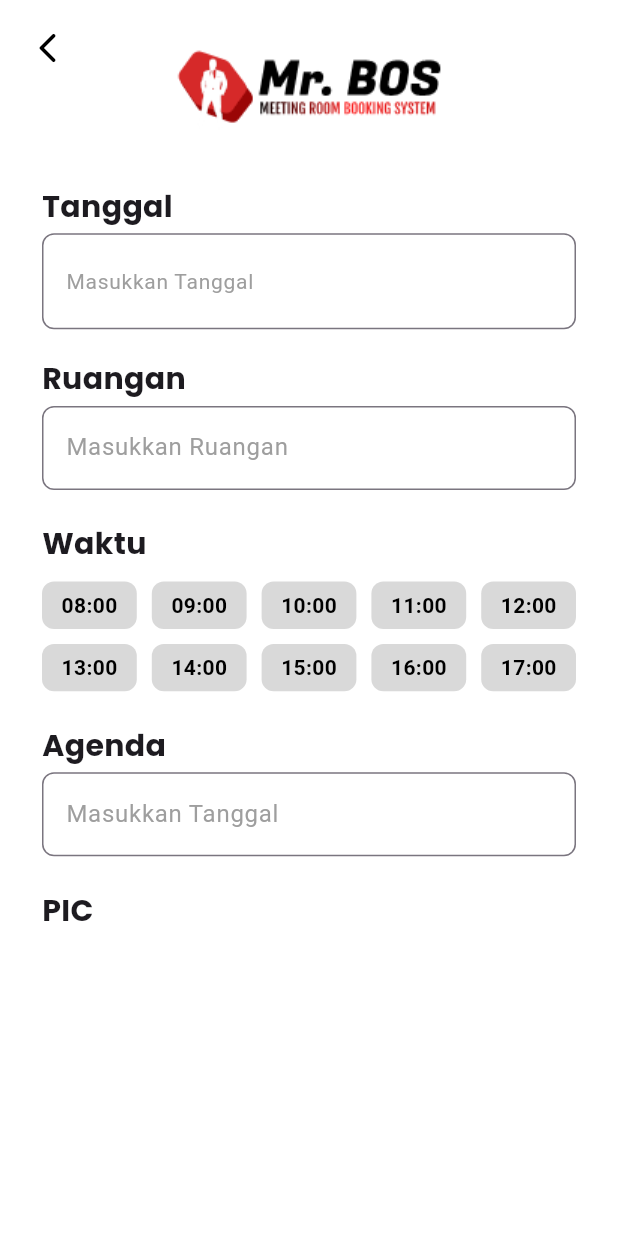
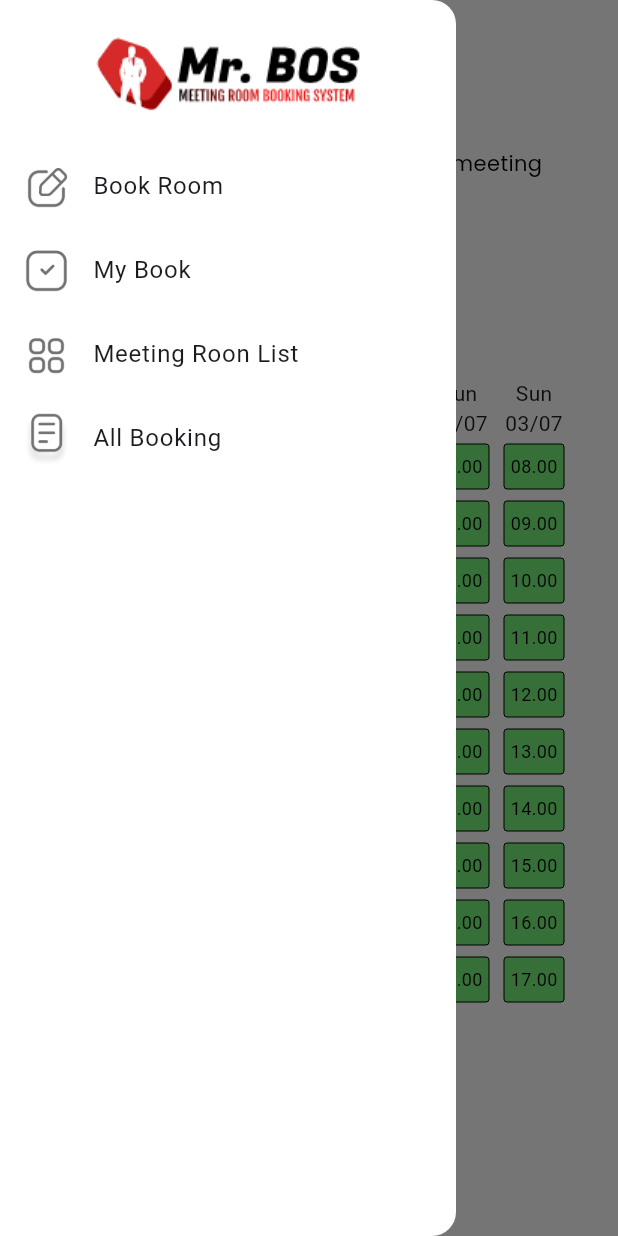
Before and after one commit to Wery-wer/frontend_ssof, a Flutter app: the screen it shows after launch, with the side drawer open (before the commit the screen has no drawer), on a phone screen of 412 x 824 dp. Run offline on Flutter 3.47's test engine with Material 3 defaults, Android fonts, the phone set to English and light mode, and no system bars; drawn by our look-alikes of dropdown_button2; our stand-ins replace google_fonts.

Commit message:
homepage

```diff
--- a/lib/main.dart
+++ b/lib/main.dart
@@ -1,5 +1,6 @@
 import 'package:flutter/material.dart';
 import 'package:frontend_ssof/views/booking_page.dart';
+import 'package:frontend_ssof/views/homepage.dart';
 import 'package:frontend_ssof/views/login_page.dart';
 
 void main() {
@@ -34,7 +35,7 @@
         colorScheme: ColorScheme.fromSeed(seedColor: Colors.deepPurple),
         useMaterial3: true,
       ),
-      home: const BookingPage(),
+      home: const Homepage(),
     );
   }
 }
--- /dev/null
+++ b/lib/views/homepage.dart
@@ -0,0 +1,186 @@
+import 'package:flutter/material.dart';
+import 'package:frontend_ssof/themes/themes.dart';
+import 'package:frontend_ssof/widget/dropdown.dart';
+import 'package:frontend_ssof/widget/navbar.dart';
+import 'package:frontend_ssof/widget/timeslot.dart';
+
+class Homepage extends StatefulWidget {
+  const Homepage({super.key});
+
+  @override
+  State<Homepage> createState() => _HomepageState();
+}
+
+class _HomepageState extends State<Homepage> {
+  final List<String> roomItems = [
+    'Alun-alun SSOF',
+    'Ciremai',
+    'Falt 1',
+    'Falt 2',
+    'Galunggung',
+    'Mandalawangi',
+    'Manglayang',
+    'Pangrango',
+    'Papandayan',
+    'Puntang',
+    'RR SGM SSOF Jkt',
+    'Ruang Karaoke',
+    'Talaga Bodas'
+  ];
+
+  @override
+  Widget build(BuildContext context) {
+    return Scaffold(
+      backgroundColor: Colors.white,
+      appBar: AppBar(
+        title: Container(
+          alignment: Alignment.center,
+          padding: EdgeInsets.only(right: 50),
+          child: Image.asset(
+            "assets/LogoMrbos.png",
+            fit: BoxFit.cover,
+            height: 50,
+          ),
+        ),
+        backgroundColor: Colors.white,
+      ),
+      drawer: const NavBar(),
+      body: SingleChildScrollView(
+        child: Padding(
+          padding: const EdgeInsets.all(20),
+          child: Column(
+            crossAxisAlignment: CrossAxisAlignment.start,
+            children: [
+              Row(
+                children: [
+                  Text("Hello, ",
+                      style: primaryTextStyle.copyWith(fontSize: 16)),
+                  Text("User",
+                      style: primaryTextStyle.copyWith(
+                          fontWeight: bold, fontSize: 16))
+                ],
+              ),
+              Text(
+                "Pilih ruangan untuk boooking ruangan meeting",
+                style: primaryTextStyle,
+              ),
+              const SizedBox(height: 20),
+              Text(
+                "Pilih Ruangan",
+                style: primaryTextStyle.copyWith(
+                    fontWeight: FontWeight.w900, fontSize: 20),
+              ),
+              Container(
+                  margin: EdgeInsets.only(top: 20),
+                  child: Dropdown(dropdownItems: roomItems)),
+              Container(
+                margin: EdgeInsets.only(top: 20),
+                child: Row(
+                  mainAxisAlignment: MainAxisAlignment.center,
+                  children: [
+                    SlotDay(
+                        day: "Sun",
+                        date: "03/07",
+                        isAvailable1: true,
+                        isAvailable2: true,
+                        isAvailable3: false,
+                        isAvailable4: false,
+                        isAvailable5: true,
+                        isAvailable6: true,
+                        isAvailable7: true,
+                        isAvailable8: true,
+                        isAvailable9: false,
+                        isAvailable10: false),
+                    SlotDay(
+                        day: "Sun",
+                        date: "03/07",
+                        isAvailable1: false,
+                        isAvailable2: true,
+                        isAvailable3: true,
+                        isAvailable4: true,
+                        isAvailable5: true,
+                        isAvailable6: true,
+                        isAvailable7: true,
+                        isAvailable8: true,
+                        isAvailable9: true,
+                        isAvailable10: true),
+                    SlotDay(
+                        day: "Sun",
+                        date: "03/07",
+                        isAvailable1: true,
+                        isAvailable2: true,
+                        isAvailable3: true,
+                        isAvailable4: true,
+                        isAvailable5: true,
+                        isAvailable6: true,
+                        isAvailable7: true,
+                        isAvailable8: true,
+                        isAvailable9: true,
+                        isAvailable10: true),
+                    SlotDay(
+                        day: "Sun",
+                        date: "03/07",
+                        isAvailable1: true,
+                        isAvailable2: true,
+                        isAvailable3: true,
+                        isAvailable4: true,
+                        isAvailable5: true,
+                        isAvailable6: true,
+                        isAvailable7: true,
+                        isAvailable8: true,
+                        isAvailable9: true,
+                        isAvailable10: true),
+                    SlotDay(
+                        day: "Sun",
+                        date: "03/07",
+                        isAvailable1: true,
+                        isAvailable2: true,
+                        isAvailable3: true,
+                        isAvailable4: true,
+                        isAvailable5: true,
+                        isAvailable6: true,
+                        isAvailable7: true,
+                        isAvailable8: true,
+                        isAvailable9: true,
+                        isAvailable10: true),
+                    SlotDay(
+                        day: "Sun",
+                        date: "03/07",
+                        isAvailable1: true,
+                        isAvailable2: true,
+                        isAvailable3: true,
+                        isAvailable4: true,
+                        isAvailable5: true,
+                        isAvailable6: true,
+                        isAvailable7: true,
+                        isAvailable8: true,
+                        isAvailable9: true,
+                        isAvailable10: true),
+                    SlotDay(
+                        day: "Sun",
+                        date: "03/07",
+                        isAvailable1: true,
+                        isAvailable2: true,
+                        isAvailable3: true,
+                        isAvailable4: true,
+                        isAvailable5: true,
+                        isAvailable6: true,
+                        isAvailable7: true,
+                        isAvailable8: true,
+                        isAvailable9: true,
+                        isAvailable10: true)
+                  ],
+                ),
+              ),
+              Row(
+                children: [
+                  ElevatedButton(onPressed: () {}, child: Text("test"))
+                ],
+              )
+            ],
+          ),
+        ),
+      ),
+    );
+  }
+}
--- /dev/null
+++ b/lib/widget/dropdown.dart
@@ -0,0 +1,75 @@
+import 'package:flutter/material.dart';
+import 'package:dropdown_button2/dropdown_button2.dart';
+
+class Dropdown extends StatefulWidget {
+  const Dropdown(
+      {super.key, required this.dropdownItems, this.initialSelectedValue});
+
+  final List<String> dropdownItems;
+  final String? initialSelectedValue;
+
+  @override
+  _DropdownState createState() => _DropdownState();
+}
+
+class _DropdownState extends State<Dropdown> {
+  String? selectedValue;
+
+  @override
+  void initState() {
+    super.initState();
+    selectedValue = widget.initialSelectedValue;
+  }
+
+  @override
+  Widget build(BuildContext context) {
+    return Container(
+      width: 200,
+      padding: const EdgeInsets.symmetric(
+          horizontal: 8.0), // Padding inside the border
+      decoration: BoxDecoration(
+        border: Border.all(
+            color: Color.fromRGBO(0, 0, 0, 150),
+            width: 2.0), // Border color and width
+        borderRadius: BorderRadius.circular(8.0), // Rounded corners
+      ),
+      child: DropdownButtonHideUnderline(
+        child: DropdownButton2<String>(
+          isExpanded: true,
+          hint: Text(
+            'Select Item',
+            style: TextStyle(
+              fontSize: 14,
+              color: Theme.of(context).hintColor,
+            ),
+          ),
+          items: widget.dropdownItems
+              .map((String item) => DropdownMenuItem<String>(
+                    value: item,
+                    child: Text(
+                      item,
+                      style: const TextStyle(
+                        fontSize: 14,
+                      ),
+                    ),
+                  ))
+              .toList(),
+          value: selectedValue,
+          onChanged: (String? value) {
+            setState(() {
+              selectedValue = value;
+            });
+          },
+          buttonStyleData: const ButtonStyleData(
+            padding: EdgeInsets.symmetric(horizontal: 16),
+            height: 40,
+            width: 140,
+          ),
+          menuItemStyleData: const MenuItemStyleData(
+            height: 40,
+          ),
+        ),
+      ),
+    );
+  }
+}
--- /dev/null
+++ b/lib/widget/navbar.dart
@@ -0,0 +1,51 @@
+import 'package:flutter/material.dart';
+import 'package:frontend_ssof/themes/themes.dart';
+
+class NavBar extends StatelessWidget {
+  const NavBar({super.key});
+
+  @override
+  Widget build(BuildContext context) {
+    return Drawer(
+        backgroundColor: Colors.white,
+        child: ListView(
+          children: [
+            Image.asset(
+              'assets/LogoMrbos.png',
+            ),
+            ListTile(
+              leading: Image.asset(
+                'assets/create.png',
+                width: 30,
+              ),
+              title: Text("Book Room"),
+              onTap: () => print('book tapped'),
+            ),
+            ListTile(
+              leading: Image.asset(
+                'assets/booked.png',
+                width: 30,
+              ),
+              title: Text("My Book"),
+              onTap: () => print('book tapped'),
+            ),
+            ListTile(
+              leading: Image.asset(
+                'assets/Category.png',
+                width: 30,
+              ),
+              title: Text("Meeting Roon List"),
+              onTap: () => print('book tapped'),
+            ),
+            ListTile(
+              leading: Image.asset(
+                'assets/Document.png',
+                width: 30,
+              ),
+              title: Text("All Booking"),
+              onTap: () => print('book tapped'),
+            )
+          ],
+        ));
+  }
+}
--- /dev/null
+++ b/lib/widget/timeslot.dart
@@ -0,0 +1,107 @@
+import 'package:flutter/material.dart';
+
+class Timeslot extends StatefulWidget {
+  const Timeslot({super.key, required this.time, required this.isAvailable});
+  final String time;
+  final bool isAvailable;
+
+  @override
+  State<Timeslot> createState() => _TimeslotState();
+}
+
+class _TimeslotState extends State<Timeslot> {
+  @override
+  Widget build(BuildContext context) {
+    return Container(
+      margin: EdgeInsets.symmetric(vertical: 4),
+      height: 30,
+      width: 40,
+      decoration: BoxDecoration(
+        color: widget.isAvailable
+            ? Color.fromRGBO(104, 240, 109, 0.9)
+            : Color.fromRGBO(217, 217, 217, 1),
+        borderRadius: BorderRadius.circular(2), // Makes the corners rounded
+        border: Border.all(
+          color: Color.fromRGBO(
+              0, 0, 0, 200), // Outline color matching the background color
+          width: 0, // Thickness of the border
+        ),
+      ),
+      child: Center(
+        child: Text(
+          widget.time,
+          style: TextStyle(color: Colors.black, fontSize: 12),
+        ),
+      ),
+    );
+  }
+}
+
+class SlotDay extends StatelessWidget {
+  SlotDay({
+    super.key,
+    required this.day,
+    required this.date,
+    required this.isAvailable1,
+    required this.isAvailable2,
+    required this.isAvailable3,
+    required this.isAvailable4,
+    required this.isAvailable5,
+    required this.isAvailable6,
+    required this.isAvailable7,
+    required this.isAvailable8,
+    required this.isAvailable9,
+    required this.isAvailable10,
+  });
+
+  final String day;
+  final String date;
+  final bool isAvailable1;
+  final bool isAvailable2;
+  final bool isAvailable3;
+  final bool isAvailable4;
+  final bool isAvailable5;
+  final bool isAvailable6;
+  final bool isAvailable7;
+  final bool isAvailable8;
+  final bool isAvailable9;
+  final bool isAvailable10;
+
+  final List<String> times = [
+    '08.00',
+    '09.00',
+    '10.00',
+    '11.00',
+    '12.00',
+    '13.00',
+    '14.00',
+    '15.00',
+    '16.00',
+    '17.00'
+  ];
+
+  @override
+  Widget build(BuildContext context) {
+    return Center(
+      child: Container(
+        margin: EdgeInsets.symmetric(horizontal: 5),
+        child: Column(
+          children: [
+            Text(day),
+            Text(date),
+            Timeslot(time: times[0], isAvailable: isAvailable1),
+            Timeslot(time: times[1], isAvailable: isAvailable2),
+            Timeslot(time: times[2], isAvailable: isAvailable3),
+            Timeslot(time: times[3], isAvailable: isAvailable4),
+            Timeslot(time: times[4], isAvailable: isAvailable5),
+            Timeslot(time: times[5], isAvailable: isAvailable6),
+            Timeslot(time: times[6], isAvailable: isAvailable7),
+            Timeslot(time: times[7], isAvailable: isAvailable8),
+            Timeslot(time: times[8], isAvailable: isAvailable9),
+            Timeslot(time: times[9], isAvailable: isAvailable10),
+          ],
+        ),
+      ),
+    );
+  }
+}
--- a/pubspec.yaml
+++ b/pubspec.yaml
@@ -36,6 +36,7 @@ dependencies:
   # Use with the CupertinoIcons class for iOS style icons.
   cupertino_icons: ^1.0.6
   google_fonts: ^6.2.1
+  dropdown_button2: ^2.3.8
 
 dev_dependencies:
   flutter_test:
```
Also changed, not shown: assets/Category.png (added), assets/Document.png (added), assets/booked.png (added), assets/create.png (added), pubspec.lock.
